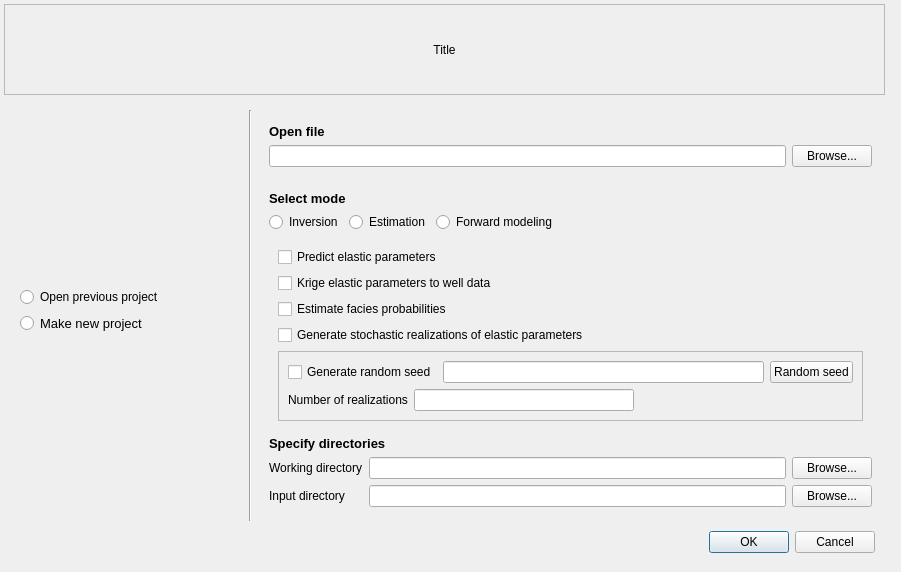
The window that trunk/ModeDialog.ui (CRAVA/cravagui) describes before a commit, drawn with Qt 5.
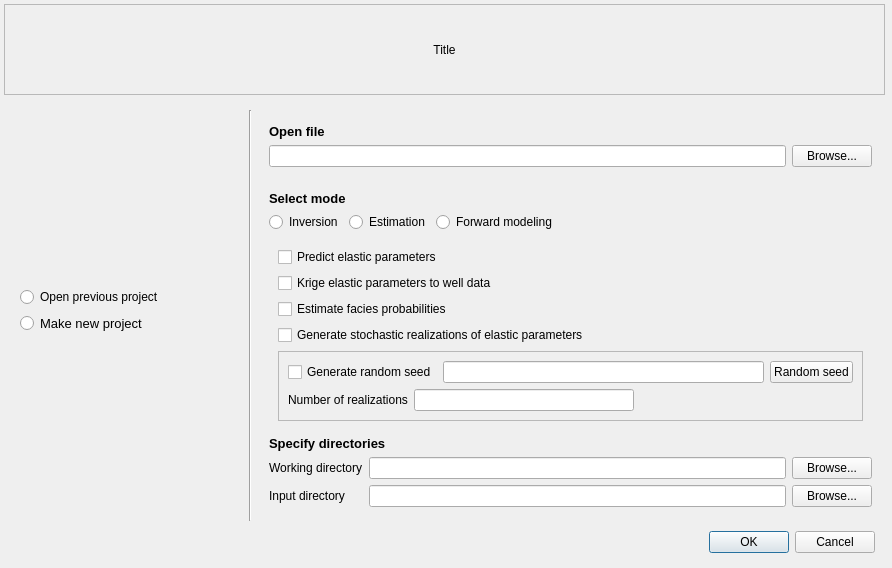
The same window after the commit.

Commit message: Making dialogue symmetric again

```diff
--- a/trunk/ModeDialog.ui
+++ b/trunk/ModeDialog.ui
@@ -7,8 +7,8 @@
    <rect>
     <x>0</x>
     <y>0</y>
-    <width>901</width>
-    <height>572</height>
+    <width>892</width>
+    <height>568</height>
    </rect>
   </property>
   <property name="windowTitle">
```
Left out of the diff: 6 changed lines with no effect on the pictures.
